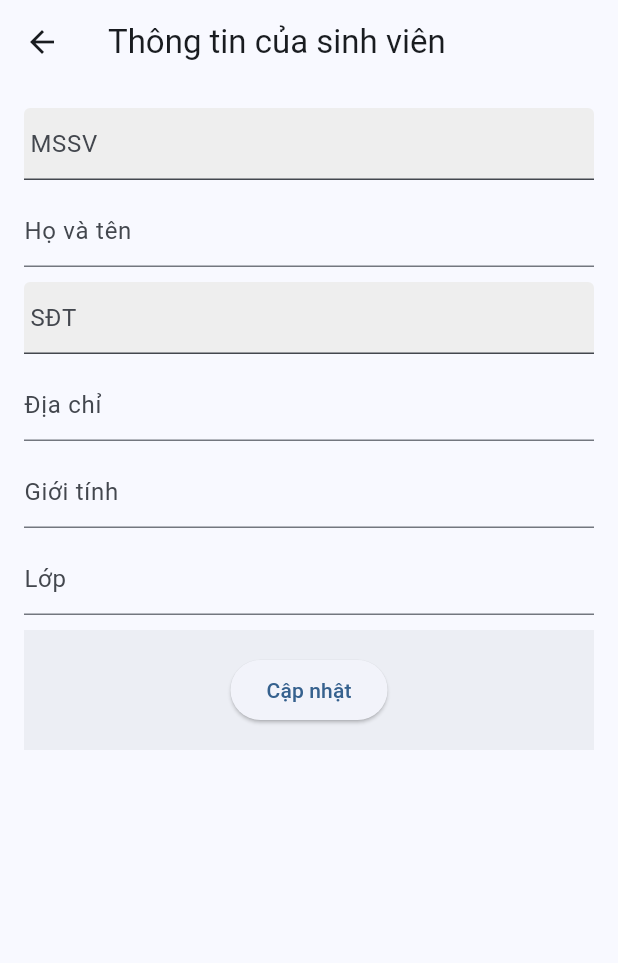
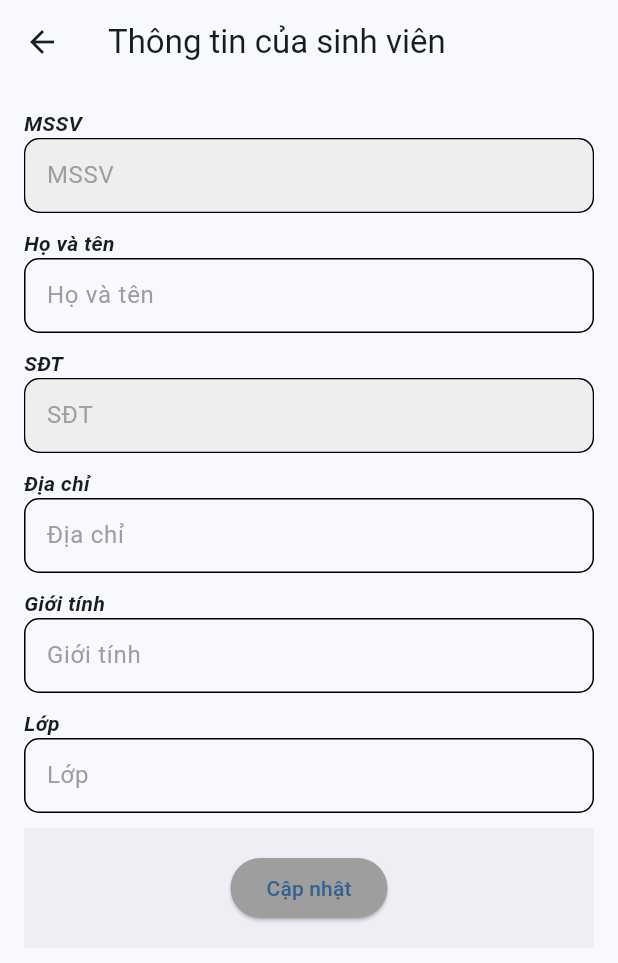
Before and after one commit to nana2503/DOAN_FLUTTER, a Flutter app: the UserDetail screen opened directly with empty values, on a phone screen of 412 x 824 dp. Shown: the top 963 px of the screen. Run offline on Flutter 3.47's test engine with Material 3 defaults, Android fonts, the light colour scheme and no system bars; our stand-ins replace flutter_secure_storage; accounts and stored records are empty; network calls fail.

Commit message:
update giao diện

```diff
--- a/lib/component/textfield.dart
+++ b/lib/component/textfield.dart
@@ -6,15 +6,15 @@ class CustomTextField extends StatefulWidget {
   final TextEditingController controller;
   final bool isReadOnly;
 
-  const CustomTextField(
-      {super.key,
+  const CustomTextField({
+    Key? key,
     required this.isPassword,
     required this.hintText,
     required this.controller,
-      required this.isReadOnly});
+    required this.isReadOnly,
+  }) : super(key: key);
 
   @override
-  // ignore: library_private_types_in_public_api
   _CustomTextFieldState createState() => _CustomTextFieldState();
 }
 
@@ -23,26 +23,44 @@ class _CustomTextFieldState extends State<CustomTextField> {
 
   @override
   Widget build(BuildContext context) {
-    return TextField(
+    return Container(
+      decoration: BoxDecoration(
+        borderRadius: BorderRadius.circular(10), // Bo góc 10%
+        border: Border.all(color: Colors.black), // Viền đen
+      ),
+      child: TextField(
+        onChanged: (value) {
+          setState(() {}); // Khi có sự thay đổi trong TextField, rebuild để cập nhật hiển thị
+        },
         readOnly: widget.isReadOnly ? true : false,
         controller: widget.controller,
         obscureText: widget.isPassword && _isObscure,
         decoration: InputDecoration(
           filled: widget.isReadOnly,
           fillColor: widget.isReadOnly ? Colors.grey[200] : Colors.white,
-          contentPadding: const EdgeInsets.all(0),
-          labelText: widget.hintText,
+          contentPadding: const EdgeInsets.all(10), // Lề nội dung
+          border: OutlineInputBorder(
+            borderSide: BorderSide.none, // Loại bỏ viền của TextField
+            borderRadius: BorderRadius.circular(10), // Bo góc 10%
+          ),
+          hintText: widget.hintText,
+          hintStyle: TextStyle(
+            color: widget.controller.text.isEmpty ? Colors.grey : Colors.transparent, // Biến mất hint khi có ký tự
+          ),
           suffixIcon: widget.isPassword
               ? IconButton(
                   icon: Icon(
-                      _isObscure ? Icons.visibility : Icons.visibility_off),
+                    _isObscure ? Icons.visibility : Icons.visibility_off,
+                  ),
                   onPressed: () {
                     setState(() {
                       _isObscure = !_isObscure;
                     });
                   },
                 )
-              : null),
+              : null,
+        ),
+      ),
     );
   }
 }
--- a/lib/screens/userDetail_page.dart
+++ b/lib/screens/userDetail_page.dart
@@ -58,6 +58,7 @@ class _UserDetailState extends State<UserDetail> {
       body: ListView(
         padding: const EdgeInsets.all(16.0),
         children: [
+           Text("MSSV",style: TextStyle(fontStyle: FontStyle.italic,fontWeight: FontWeight.bold)),
           CustomTextField(
             isReadOnly: true,
             isPassword: false,
@@ -65,6 +66,7 @@ class _UserDetailState extends State<UserDetail> {
             controller: _userIdController,
           ),
           const SizedBox(height: 10),
+           Text("Họ và tên",style: TextStyle(fontStyle: FontStyle.italic,fontWeight: FontWeight.bold)),
           CustomTextField(
             isReadOnly: false,
             isPassword: false,
@@ -72,6 +74,7 @@ class _UserDetailState extends State<UserDetail> {
             controller: _usernameController,
           ),
           const SizedBox(height: 10),
+           Text("SĐT",style: TextStyle(fontStyle: FontStyle.italic,fontWeight: FontWeight.bold)),
           CustomTextField(
             isReadOnly: true,
             isPassword: false,
@@ -79,6 +82,7 @@ class _UserDetailState extends State<UserDetail> {
             controller: _phoneController,
           ),
           const SizedBox(height: 10),
+           Text("Địa chỉ",style: TextStyle(fontStyle: FontStyle.italic,fontWeight: FontWeight.bold)),
           CustomTextField(
             isReadOnly: false,
             isPassword: false,
@@ -86,6 +90,7 @@ class _UserDetailState extends State<UserDetail> {
             controller: _addressController,
           ),
           const SizedBox(height: 10),
+           Text("Giới tính",style: TextStyle(fontStyle: FontStyle.italic,fontWeight: FontWeight.bold)),
           CustomTextField(
             isReadOnly: false,
             isPassword: false,
@@ -93,6 +98,7 @@ class _UserDetailState extends State<UserDetail> {
             controller: _sexController,
           ),
           const SizedBox(height: 10),
+           Text("Lớp",style: TextStyle(fontStyle: FontStyle.italic,fontWeight: FontWeight.bold)),
           CustomTextField(
             isReadOnly: false,
             isPassword: false,
@@ -101,10 +107,12 @@ class _UserDetailState extends State<UserDetail> {
           ),
           const SizedBox(height: 10),
           BottomAppBar(
+           surfaceTintColor: Colors.white,
             child: Row(
               mainAxisAlignment: MainAxisAlignment.spaceAround,
               children: [
                 ElevatedButton(
+                    style: ElevatedButton.styleFrom(backgroundColor: Colors.grey),
                   onPressed: () async {
                     String userId = _userIdController.text.trim();
                     String username = _usernameController.text.trim();
--- a/lib/screens/user_page.dart
+++ b/lib/screens/user_page.dart
@@ -94,6 +94,7 @@ class _UserPageState extends State<UserPage> {
                   return ListView(
                     padding: const EdgeInsets.all(16.0),
                     children: [
+                       Text("MSSV",style: TextStyle(fontStyle: FontStyle.italic,fontWeight: FontWeight.bold)),
                       CustomTextField(
                           isReadOnly: true,
                           isPassword: false,
@@ -102,6 +103,7 @@ class _UserPageState extends State<UserPage> {
                       const SizedBox(
                         height: 10,
                       ),
+                        Text("Họ và tên",style: TextStyle(fontStyle: FontStyle.italic,fontWeight: FontWeight.bold)),
                       CustomTextField(
                           isReadOnly: false,
                           isPassword: false,
@@ -110,6 +112,7 @@ class _UserPageState extends State<UserPage> {
                       const SizedBox(
                         height: 10,
                       ),
+                        Text("SĐT",style: TextStyle(fontStyle: FontStyle.italic,fontWeight: FontWeight.bold)),
                       CustomTextField(
                           isReadOnly: true,
                           isPassword: false,
@@ -118,6 +121,7 @@ class _UserPageState extends State<UserPage> {
                       const SizedBox(
                         height: 10,
                       ),
+                       Text("Địa chỉ",style: TextStyle(fontStyle: FontStyle.italic,fontWeight: FontWeight.bold)),
                       CustomTextField(
                           isReadOnly: false,
                           isPassword: false,
@@ -126,6 +130,7 @@ class _UserPageState extends State<UserPage> {
                       const SizedBox(
                         height: 10,
                       ),
+                        Text("Giới tính",style: TextStyle(fontStyle: FontStyle.italic,fontWeight: FontWeight.bold)),
                       CustomTextField(
                           isReadOnly: false,
                           isPassword: false,
@@ -134,6 +139,7 @@ class _UserPageState extends State<UserPage> {
                       const SizedBox(
                         height: 10,
                       ),
+                        Text("Lớp",style: TextStyle(fontStyle: FontStyle.italic,fontWeight: FontWeight.bold)),
                       CustomTextField(
                           isReadOnly: false,
                           isPassword: false,
@@ -143,10 +149,12 @@ class _UserPageState extends State<UserPage> {
                         height: 10,
                       ),
                       BottomAppBar(
+                         surfaceTintColor: Colors.white,
                         child: Row(
                           mainAxisAlignment: MainAxisAlignment.spaceAround,
                           children: [
                             ElevatedButton(
+                              style: ElevatedButton.styleFrom(backgroundColor: Colors.grey),
                               onPressed: () async {
                                 String userId = _userIdController.text.trim();
                                 String username =
@@ -202,6 +210,7 @@ class _UserPageState extends State<UserPage> {
                               child: Text('Cập nhật'),
                             ),
                             ElevatedButton(
+                              style: ElevatedButton.styleFrom(backgroundColor: Colors.grey),
                               onPressed: () {
                                handleLogout();
                               },
```
Also changed, not shown: lib/component/dropdownButton.dart (+12 -3 lines), lib/screens/userPoin_page.dart (+4 -4 lines). Lines whose indentation alone changed are shown as unchanged.
